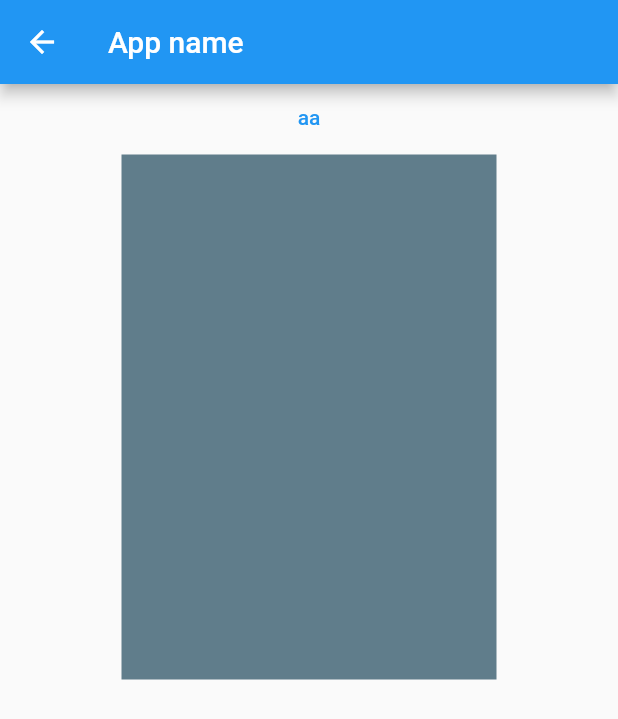
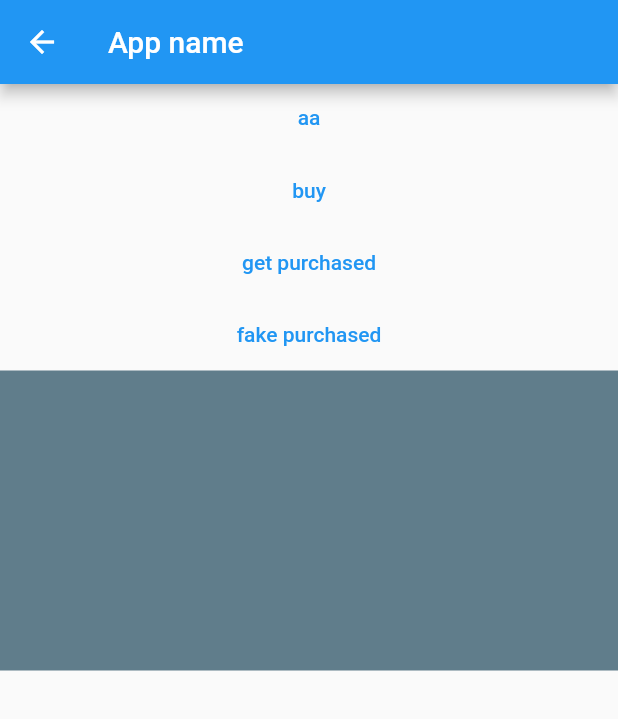
Before and after one commit to phuocco/pa_template, a Flutter app: the screen it shows after launch, after a tap on "To Saved Screen", on a phone screen of 412 x 824 dp. Shown: the top 719 px of the screen. Run offline on Flutter 3.47's test engine with Material 2 defaults, Android fonts, the phone set to English and light mode, and no system bars; our stand-ins replace get, get_storage, google_mobile_ads; missing offline and left inert: flutter_inapp_purchase; network calls fail; statements that could not run were skipped.

Commit message:
add storage, check shared premium to hide banner
https://app.clickup.com/t/75w028

```diff
--- a/lib/app/modules/all_binding.dart
+++ b/lib/app/modules/all_binding.dart
@@ -13,6 +13,7 @@ import 'package:pa_template/app/modules/history_module/history_controller.dart';
 import 'package:pa_template/app/data/provider/history_provider.dart';
 import 'package:pa_template/app/data/repository/history_repository.dart';
 import 'package:pa_template/app/modules/saved_module/saved_controller.dart';
+import 'package:pa_template/controllers/ads_controller.dart';
 import 'gallery_module/gallery_controller.dart';
 import 'home_module/home_controller.dart';
 import 'main_module/main_controller.dart';
@@ -26,6 +27,7 @@ class AllBinding extends Bindings {
     Get.lazyPut(() => HomeController(repository: HomeRepository(provider: HomeProvider())));
     Get.lazyPut(() => MainController(repository: MainRepository(provider: MainProvider())));
     Get.lazyPut(() => SavedController(repository: SavedRepository(provider: SavedProvider())));
+    //Get.lazyPut(() => AdsController());
 
   }
 }
--- a/lib/app/modules/home_module/home_page.dart
+++ b/lib/app/modules/home_module/home_page.dart
@@ -15,7 +15,7 @@ class HomePage extends GetView<HomeController> {
   final adsController = Get.put(AdsController());
   @override
   Widget build(BuildContext context) {
-    final AdWidget adWidget = AdWidget(ad: adsController.myBanner);
+
     var scaffoldKey = GlobalKey<ScaffoldState>();
 
     final appBar = AppBar(
@@ -63,18 +63,29 @@ class HomePage extends GetView<HomeController> {
               break;
             case ConnectionState.done:
               if (snapshot.hasData) {
-                child = adWidget;
+                if(adsController.isPremium.value = false)
+                child = AdWidget(ad: adsController.myBanner);
               } else {
                 child = Text('Error loading $BannerAd');
               }
           }
-
-          return Container(
-            width: double.infinity,
-            height: UtilFunctions().getHeightBanner(),
-            child: child,
-            color: Colors.transparent,
+          return GetX<AdsController>(
+            builder: (controller) {
+              print("count 1 rebuild");
+              return Container(
+                width: double.infinity,
+                height: controller.isPremium.value == false ? UtilFunctions().getHeightBanner() : 0,
+                child: child,
+                color: Colors.green,
+              );
+            },
           );
+          // return Container(
+          //   width: double.infinity,
+          //   height: UtilFunctions().getHeightBanner(),
+          //   child: child,
+          //   color: Colors.green,
+          // );
         },
       ),
       ),
--- a/lib/app/modules/main_module/main_page.dart
+++ b/lib/app/modules/main_module/main_page.dart
@@ -1,5 +1,6 @@
 import 'package:flutter/material.dart';
 import 'package:get/get.dart';
+import 'package:get_storage/get_storage.dart';
 import 'package:pa_template/app/modules/home_module/home_controller.dart';
 import 'package:pa_template/app/modules/main_module/main_controller.dart';
 import 'package:pa_template/app/modules/saved_module/saved_page.dart';
@@ -12,7 +13,7 @@ import 'package:pa_template/purchase_screen.dart';
 
 class MainPage extends GetWidget<HomeController> {
   final adsController = Get.put(AdsController());
-
+  final box = GetStorage();
   @override
   Widget build(BuildContext context) {
     // TODO: implement build
@@ -56,8 +57,17 @@ class MainPage extends GetWidget<HomeController> {
             ),
           ),
           TextButton(
-            onPressed: () => Get.to(() => PurchaseScreen()),
-            child: Text('iap'),
+            onPressed: () {
+
+              print(box.read('IS_PREMIUM'));
+            },
+            child: Text('get shared'),
+          ),
+          TextButton(
+            onPressed: () {
+              box.remove('IS_PREMIUM');
+            },
+            child: Text('remove shared'),
           ),
         ],
       ),
--- a/lib/app/modules/saved_module/saved_page.dart
+++ b/lib/app/modules/saved_module/saved_page.dart
@@ -3,7 +3,6 @@ import 'package:get/get.dart';
 import 'package:google_mobile_ads/google_mobile_ads.dart';
 import 'package:pa_template/app/modules/saved_module/saved_controller.dart';
 import 'package:pa_template/controllers/ads_controller.dart';
-
 
 class SavedPage extends StatelessWidget {
   final adsController = Get.put(AdsController());
@@ -20,17 +19,9 @@ class SavedPage extends StatelessWidget {
       ),
       body: Column(
         children: [
-              // Expanded(
-              //   child: Container(
-              //     height: 300,
-              //     width: 300,
-              //     color: Colors.blue,
-              //   ),
-              //
-              // ),
-              Padding(padding: EdgeInsets.only(bottom: 2),child: Column(
-                  mainAxisSize: MainAxisSize.min,
-                  children: [
+          Padding(
+            padding: EdgeInsets.only(bottom: 2),
+            child: Column(mainAxisSize: MainAxisSize.min, children: [
               Container(
                 height: 35,
                 width: double.maxFinite,
@@ -39,16 +30,32 @@ class SavedPage extends StatelessWidget {
                   onPressed: () {
                     adsController.showIntersAds();
                     Get.back();
-                        }, child: Text(savedController.obj),
+                  },
+                  child: Text(savedController.obj),
                 ),
               ),
-                  ]
-              ),),
+            ]),
+          ),
+          TextButton(
+                onPressed: () {
+                  adsController.requestPurchase(adsController.items[0]);
+                },
+                child: Text('buy')),
+
+          TextButton(
+              onPressed: () {
+                adsController.getPurchaseHistory();
+                print(adsController.purchases.toString());
+
+              },
+              child: Text('get purchased')),
+          TextButton(onPressed: adsController.purchased, child: Text('fake purchased')),
           GetX<AdsController>(
             builder: (adsController) {
               return FutureBuilder<NativeAd>(
                 future: adsController.nativeAdCompleter.value.future,
-                    builder: (BuildContext context, AsyncSnapshot<NativeAd> snapshot) {
+                builder:
+                    (BuildContext context, AsyncSnapshot<NativeAd> snapshot) {
                   Widget child;
 
                   switch (snapshot.connectionState) {
@@ -66,8 +73,8 @@ class SavedPage extends StatelessWidget {
                   }
 
                   return Container(
-                        width: 250,
-                        height: 350,
+                    width: Get.width,
+                    height: 200,
                     child: child,
                     color: Colors.blueGrey,
                   );
@@ -79,5 +86,4 @@ class SavedPage extends StatelessWidget {
       ),
     ));
   }
-
 }
--- a/lib/controllers/ads_controller.dart
+++ b/lib/controllers/ads_controller.dart
@@ -1,15 +1,48 @@
 import 'dart:async';
 
-import 'package:flutter/cupertino.dart';
+import 'package:flutter/material.dart';
+import 'package:flutter/services.dart';
+import 'package:flutter_inapp_purchase/flutter_inapp_purchase.dart';
+import 'package:flutter_inapp_purchase/modules.dart';
 import 'package:get/get.dart';
+import 'package:get_storage/get_storage.dart';
 import 'package:google_mobile_ads/google_mobile_ads.dart';
 import 'package:pa_template/utils/ad_manager.dart';
 
 class AdsController extends GetxController {
+
+  final isPremium = false.obs;
+  static bool initPurchase = false;
+  final box = GetStorage();
+
+  //region purchase
+  StreamSubscription purchaseUpdatedSubscription;
+  StreamSubscription purchaseErrorSubscription;
+  final List<String> _productLists = GetPlatform.isAndroid
+      ? [
+    'premium',
+  ]
+      : ['premium_yugioh'];
+  final _platformVersion = 'Unknown'.obs;
+  final _items = <IAPItem>[].obs;
+  final _purchases = <PurchasedItem>[].obs;
+
+  get items => _items;
+  get purchases => _purchases;
+
+  bool getPremium()  {
+    bool check  = box.read('IS_PREMIUM');
+    update();
+     return check;
+  }
+
+
+  //endregion
+
+  //region ads
   String a = "test";
 
   final count = 0.obs;
-
 
   AdRequest adRequest = AdRequest(testDevices: [
     'C53C9F562E282082EAFCDB42BF360BC1',
@@ -24,13 +57,14 @@ class AdsController extends GetxController {
 
   NativeAd myNativeAd;
   final nativeAdCompleter = Completer<NativeAd>().obs;
+  loadNative() => myNativeAd.load();
 
-  loadNative() {
-    myNativeAd.load();
-  }
 
   InterstitialAd _interstitialAd;
   bool _interstitialReady = false;
+
+  RewardedAd _rewardedAd;
+  bool _rewardedReady = false;
 
   showIntersAds() {
     if (!_interstitialReady) return;
@@ -38,7 +72,6 @@ class AdsController extends GetxController {
     _interstitialReady = false;
     _interstitialAd = null;
   }
-
   void createInterstitialAd() {
     _interstitialAd ??= InterstitialAd(
       adUnitId: AdManager.interstitialAdUnitId,
@@ -65,9 +98,6 @@ class AdsController extends GetxController {
       ),
     )..load();
   }
-
-  RewardedAd _rewardedAd;
-  bool _rewardedReady = false;
 
   showRewardedAd(){
     if (!_rewardedReady) return;
@@ -108,20 +138,29 @@ class AdsController extends GetxController {
     )..load();
   }
 
+  //endregion
   @override
   void onInit() {
+
+    initPlatformState();
+
+    if(box.read('IS_PREMIUM') == true){
+      isPremium.value = true;
+      return;
+    }
     initAds();
     MobileAds.instance.initialize().then((InitializationStatus status) {
       print('Init ads done: ${status.adapterStatuses}');
       MobileAds.instance
           .updateRequestConfiguration(RequestConfiguration(
-              tagForChildDirectedTreatment:
-                  TagForChildDirectedTreatment.unspecified))
+          tagForChildDirectedTreatment:
+          TagForChildDirectedTreatment.unspecified))
           .then((value) {
         createInterstitialAd();
         createRewardedAd();
       });
     });
+
     super.onInit();
   }
 
@@ -133,11 +172,23 @@ class AdsController extends GetxController {
     _rewardedAd?.dispose();
     myNativeAd?.dispose();
     myNativeAd=null;
+    purchaseUpdatedSubscription.cancel();
+    purchaseErrorSubscription.cancel();
     super.onClose();
   }
 
   @override
-  void onReady() {}
+  void onReady() {
+
+  }
+
+  purchased(){
+    if(isPremium.value == false){
+      isPremium.value = true;
+      print('purchased');
+      box.write('IS_PREMIUM', isPremium.value);
+    }
+  }
 
   initAds() {
     myBanner = BannerAd(
@@ -145,20 +196,15 @@ class AdsController extends GetxController {
       size: AdSize.getSmartBanner(Orientation.portrait),
       request: adRequest,
       listener: AdListener(
-        // Called when an ad is successfully received.
         onAdLoaded: (Ad ad) { print('bannerAd loaded.');
         bannerCompleter.value.complete(ad as BannerAd);
         },
-        // Called when an ad request failed.
         onAdFailedToLoad: (Ad ad, LoadAdError error) {
           print('Ad failed to load: $error');
           bannerCompleter.value.completeError(null);
         },
-        // Called when an ad opens an overlay that covers the screen.
         onAdOpened: (Ad ad) => print('Ad opened.'),
-        // Called when an ad removes an overlay that covers the screen.
         onAdClosed: (Ad ad) => print('Ad closed.'),
-        // Called when an ad is in the process of leaving the application.
         onApplicationExit: (Ad ad) => print('Left application.'),
       ),
     );
@@ -185,4 +231,88 @@ class AdsController extends GetxController {
     loadBanner();
     loadNative();
   }
+
+
+
+  Future<void> initPlatformState() async {
+    String platformVersion;
+    // Platform messages may fail, so we use a try/catch PlatformException.
+    try {
+      platformVersion = await FlutterInappPurchase.instance.platformVersion;
+    } on PlatformException {
+      platformVersion = 'Failed to get platform version.';
+    }
+
+    await FlutterInappPurchase.instance.initConnection;
+
+
+    // If the widget was removed from the tree while the asynchronous platform
+    // message was in flight, we want to discard the reply rather than calling
+    // setState to update our non-existent appearance.
+
+
+    _platformVersion.value = platformVersion;
+
+
+    // refresh items for android
+    try {
+      String msg = await FlutterInappPurchase.instance.consumeAllItems;
+      print('consumeAllItems: $msg');
+    } catch (err) {
+      print('consumeAllItems error: $err');
+    }
+
+    purchaseUpdatedSubscription = FlutterInappPurchase.purchaseUpdated.listen((productItem) {
+      print('purchase-updated: $productItem');
+    });
+
+    purchaseErrorSubscription = FlutterInappPurchase.purchaseError.listen((purchaseError) {
+      print('purchase-error: $purchaseError');
+    });
+
+    await getProduct();
+    await getPurchaseHistory();
+    initPurchase =  true;
+  }
+
+  void requestPurchase(IAPItem item) {
+    FlutterInappPurchase.instance.requestPurchase(item.productId);
+  }
+
+  Future getProduct() async {
+    List<IAPItem> items = await FlutterInappPurchase.instance.getProducts(_productLists);
+    for (var item in items) {
+      print('${item.toString()}');
+      this._items.add(item);
+    }
+    print('get products');
+      _items.assignAll(items);
+      _purchases.assignAll([]);
+  }
+
+  Future getPurchases() async {
+    List<PurchasedItem> items =
+    await FlutterInappPurchase.instance.getAvailablePurchases();
+    for (var item in items) {
+      print('${item.toString()}');
+      this._purchases.add(item);
+    }
+    print('get purchases');
+    _items.assignAll([]);
+    _purchases.assignAll(items);
+  }
+
+  Future getPurchaseHistory() async {
+    List<PurchasedItem> items = await FlutterInappPurchase.instance.getPurchaseHistory();
+    for (var item in items) {
+      print('${item.toString()}');
+      this._purchases.add(item);
+    }
+    print('get history');
+      _items.assignAll([]);
+      _purchases.assignAll(items);
+
+  }
+
+
 }
--- a/lib/main.dart
+++ b/lib/main.dart
@@ -1,5 +1,6 @@
 import 'package:flutter/material.dart';
 import 'package:get/get.dart';
+import 'package:get_storage/get_storage.dart';
 import 'package:google_mobile_ads/google_mobile_ads.dart';
 import 'package:pa_template/app/modules/home_module/home_bindings.dart';
 import 'package:pa_template/app/modules/home_module/home_page.dart';
@@ -8,10 +9,10 @@ import 'package:pa_template/app/routes/app_pages.dart';
 
 import 'app/modules/all_binding.dart';
 
-void main() {
+void main() async {
   WidgetsFlutterBinding.ensureInitialized();
   MobileAds.instance.initialize();
-
+  await GetStorage.init();
   runApp(MyApp());
 }
 
```
Also changed, not shown: pubspec.yaml (+6 -2 lines), pubspec.lock. Lines whose indentation alone changed are shown as unchanged.
